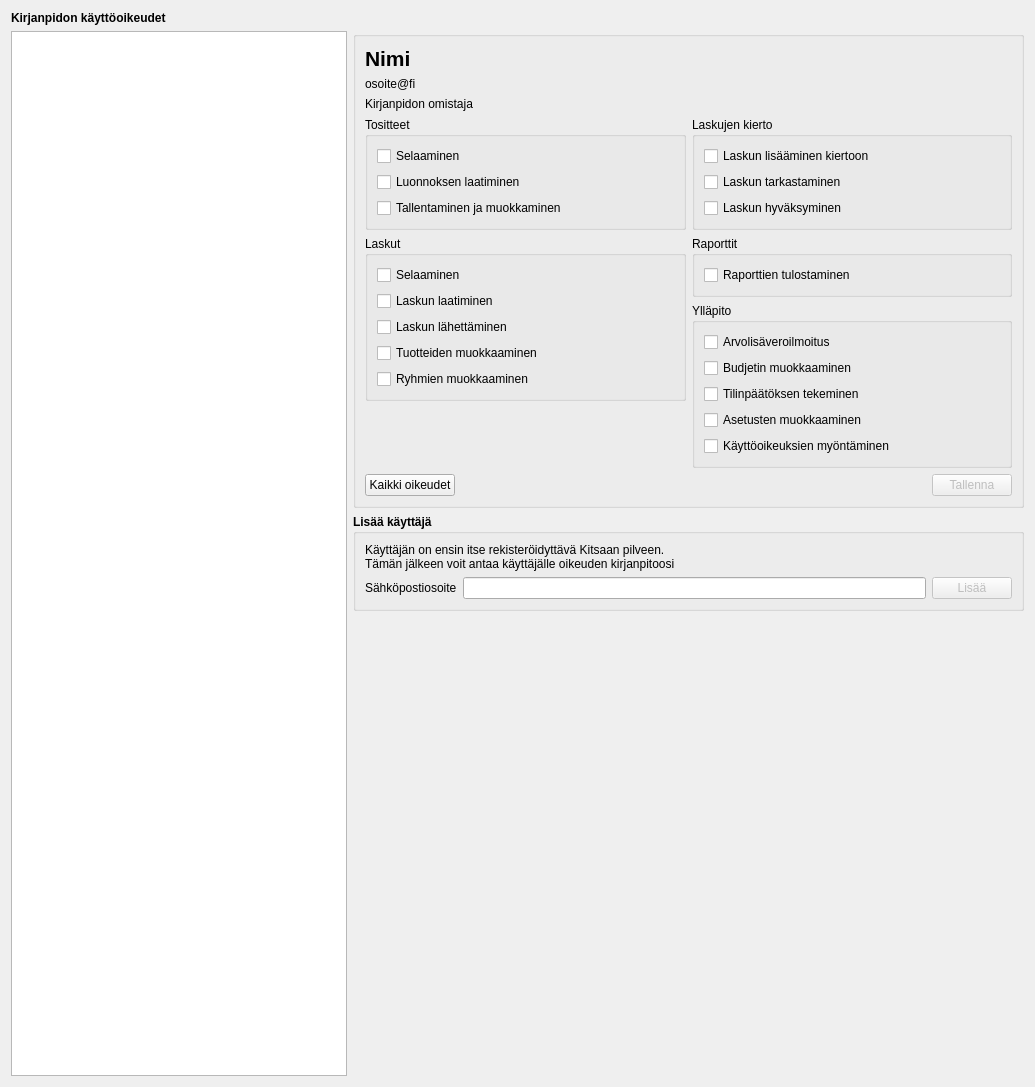
artoh/kitupiikki, file kitsas/maaritys/kayttooikeudet/kayttooikeudet.ui: the form before one commit.
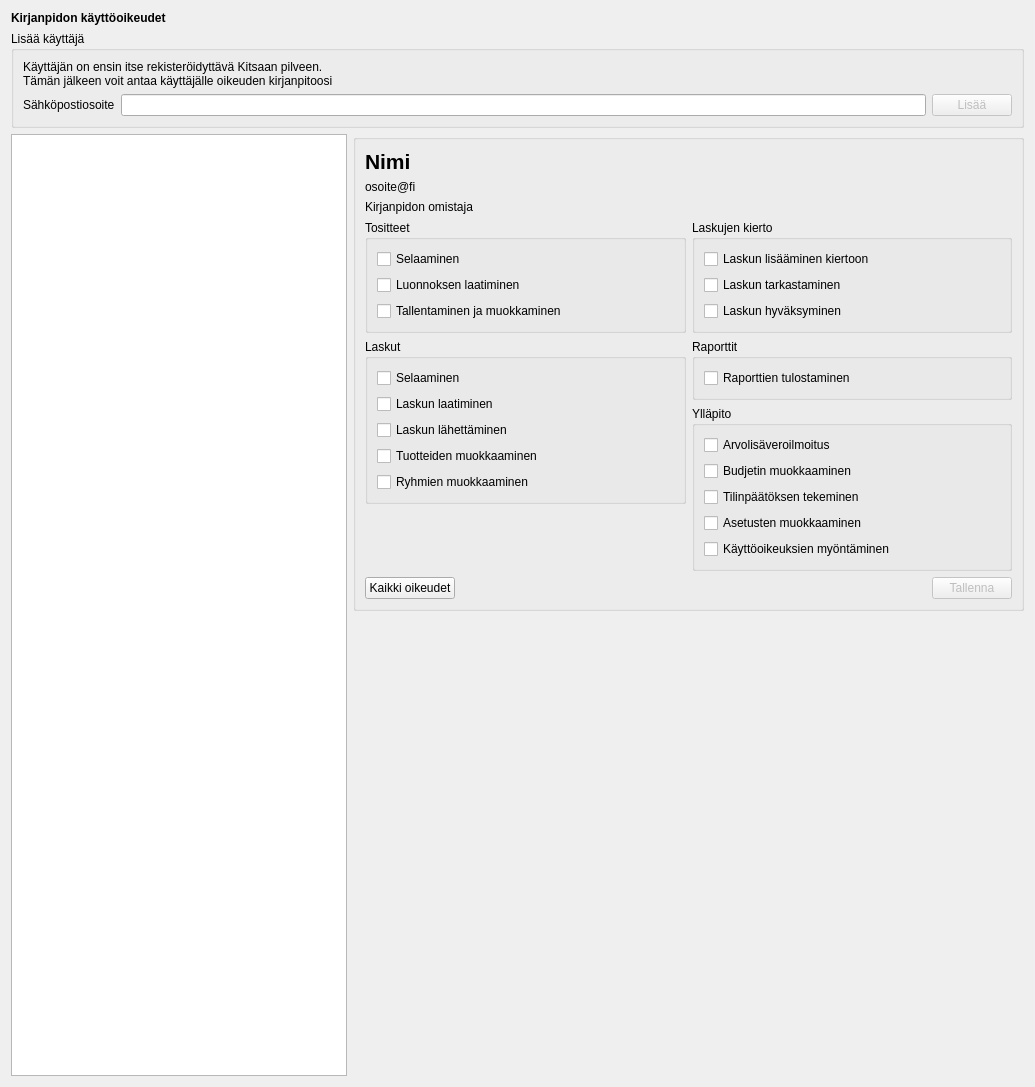
The form after the commit. Icons and pictures are not drawn.

```diff
--- a/kitsas/maaritys/kayttooikeudet/kayttooikeudet.ui
+++ b/kitsas/maaritys/kayttooikeudet/kayttooikeudet.ui
@@ -27,6 +27,85 @@
      </property>
     </widget>
    </item>
+   <item>
+    <widget class="QGroupBox" name="groupBox">
+     <property name="font">
+      <font>
+       <weight>50</weight>
+       <bold>false</bold>
+      </font>
+     </property>
+     <property name="title">
+      <string>Lisää käyttäjä</string>
+     </property>
+     <layout class="QVBoxLayout" name="verticalLayout_6">
+      <item>
+       <widget class="QLabel" name="label">
+        <property name="font">
+         <font>
+          <weight>50</weight>
+          <bold>false</bold>
+         </font>
+        </property>
+        <property name="text">
+         <string>Käyttäjän on ensin itse rekisteröidyttävä Kitsaan pilveen. 
+Tämän jälkeen voit antaa käyttäjälle oikeuden kirjanpitoosi</string>
+        </property>
+        <property name="wordWrap">
+         <bool>true</bool>
+        </property>
+       </widget>
+      </item>
+      <item>
+       <layout class="QHBoxLayout" name="horizontalLayout_3">
+        <item>
+         <widget class="QLabel" name="label_2">
+          <property name="font">
+           <font>
+            <weight>50</weight>
+            <bold>false</bold>
+           </font>
+          </property>
+          <property name="text">
+           <string>Sähköpostiosoite</string>
+          </property>
+         </widget>
+        </item>
+        <item>
+         <widget class="QLineEdit" name="lisaysEdit">
+          <property name="font">
+           <font>
+            <weight>50</weight>
+            <bold>false</bold>
+           </font>
+          </property>
+         </widget>
+        </item>
+        <item>
+         <widget class="QPushButton" name="lisaysNappi">
+          <property name="enabled">
+           <bool>false</bool>
+          </property>
+          <property name="font">
+           <font>
+            <weight>50</weight>
+            <bold>false</bold>
+           </font>
+          </property>
+          <property name="text">
+           <string>Lisää</string>
+          </property>
+          <property name="icon">
+           <iconset resource="../../pic/pic.qrc">
+            <normaloff>:/pic/uusiasiakas.png</normaloff>:/pic/uusiasiakas.png</iconset>
+          </property>
+         </widget>
+        </item>
+       </layout>
+      </item>
+     </layout>
+    </widget>
+   </item>
    <item>
     <layout class="QHBoxLayout" name="horizontalLayout_4" stretch="1,2">
      <item>
@@ -358,85 +437,6 @@
          </layout>
         </widget>
        </item>
-       <item>
-        <widget class="QGroupBox" name="groupBox">
-         <property name="font">
-          <font>
-           <weight>75</weight>
-           <bold>true</bold>
-          </font>
-         </property>
-         <property name="title">
-          <string>Lisää käyttäjä</string>
-         </property>
-         <layout class="QVBoxLayout" name="verticalLayout_6">
-          <item>
-           <widget class="QLabel" name="label">
-            <property name="font">
-             <font>
-              <weight>50</weight>
-              <bold>false</bold>
-             </font>
-            </property>
-            <property name="text">
-             <string>Käyttäjän on ensin itse rekisteröidyttävä Kitsaan pilveen. 
-Tämän jälkeen voit antaa käyttäjälle oikeuden kirjanpitoosi</string>
-            </property>
-            <property name="wordWrap">
-             <bool>true</bool>
-            </property>
-           </widget>
-          </item>
-          <item>
-           <layout class="QHBoxLayout" name="horizontalLayout_3">
-            <item>
-             <widget class="QLabel" name="label_2">
-              <property name="font">
-               <font>
-                <weight>50</weight>
-                <bold>false</bold>
-               </font>
-              </property>
-              <property name="text">
-               <string>Sähköpostiosoite</string>
-              </property>
-             </widget>
-            </item>
-            <item>
-             <widget class="QLineEdit" name="lisaysEdit">
-              <property name="font">
-               <font>
-                <weight>50</weight>
-                <bold>false</bold>
-               </font>
-              </property>
-             </widget>
-            </item>
-            <item>
-             <widget class="QPushButton" name="lisaysNappi">
-              <property name="enabled">
-               <bool>false</bool>
-              </property>
-              <property name="font">
-               <font>
-                <weight>50</weight>
-                <bold>false</bold>
-               </font>
-              </property>
-              <property name="text">
-               <string>Lisää</string>
-              </property>
-              <property name="icon">
-               <iconset resource="../../pic/pic.qrc">
-                <normaloff>:/pic/uusiasiakas.png</normaloff>:/pic/uusiasiakas.png</iconset>
-              </property>
-             </widget>
-            </item>
-           </layout>
-          </item>
-         </layout>
-        </widget>
-       </item>
        <item>
         <spacer name="verticalSpacer">
          <property name="orientation">
```
